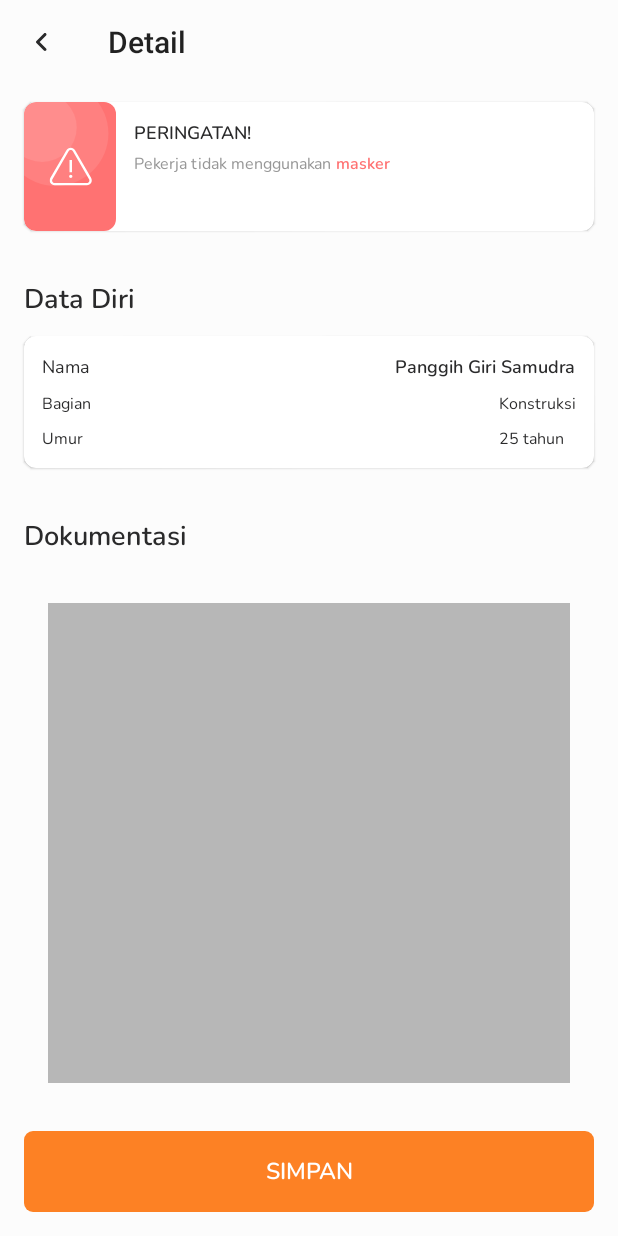
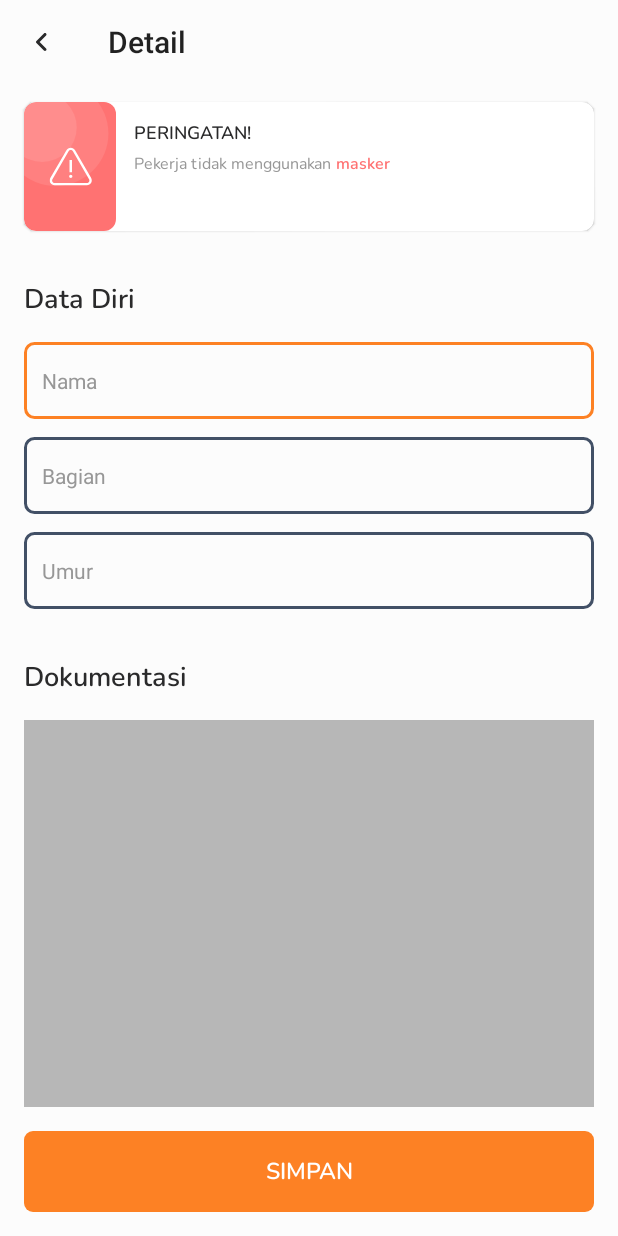
Before and after one commit to did0x/Insafety, an Android app: the DetailActivity screen opened directly, with no data from a screen before it, on a phone screen of 412 x 824 dp. Run offline under Robolectric (Android 15) with nearby library versions, the phone set to English and light mode, and no system bars.

Commit message:
Add input section

```diff
--- a/app/build.gradle
+++ b/app/build.gradle
@@ -37,7 +37,7 @@ project.ext.TMP_DIR   = project.buildDir.toString() + '/downloads'
 // place them in the "assets" directory and comment out this line.
 //apply from: "download_model.gradle"
 
-apply from:'download_model.gradle'
+//apply from:'download_model.gradle'
 
 dependencies {
     implementation fileTree(dir: 'libs', include: ['*.jar','*.aar'])
--- /dev/null
+++ b/app/src/main/res/drawable/bg_input_primary_outline.xml
@@ -0,0 +1,29 @@
+<?xml version="1.0" encoding="utf-8"?>
+<selector xmlns:android="http://schemas.android.com/apk/res/android"
+    android:exitFadeDuration="100">
+    <item android:state_pressed="true">
+        <shape android:shape="rectangle">
+            <corners android:radius="6dp"/>
+            <stroke
+                android:width="@dimen/spacing_3xs"
+                android:color="@color/color_primary"/>
+        </shape>
+    </item>
+    <item android:state_focused="true">
+        <shape android:shape="rectangle">
+            <corners android:radius="6dp"/>
+            <stroke
+                android:width="@dimen/spacing_3xs"
+                android:color="@color/color_primary"/>
+        </shape>
+    </item>
+    <item>
+        <shape android:shape="rectangle">
+            <corners android:radius="6dp"/>
+            <stroke
+                android:width="@dimen/spacing_3xs"
+                android:color="@color/color_accent"/>
+        </shape>
+    </item>
+
+</selector>
--- a/app/src/main/res/layout/activity_detail.xml
+++ b/app/src/main/res/layout/activity_detail.xml
@@ -98,108 +98,50 @@
         app:layout_constraintLeft_toLeftOf="@id/card_caution"
         app:layout_constraintTop_toBottomOf="@id/card_caution" />
 
-    <androidx.cardview.widget.CardView
-        android:id="@+id/card_data"
-        xmlns:app="http://schemas.android.com/apk/res-auto"
-        android:layout_width="match_parent"
+    <androidx.appcompat.widget.AppCompatEditText
+        android:id="@+id/input_name"
+        android:layout_width="0dp"
         android:layout_height="wrap_content"
-        android:layout_marginTop="@dimen/spacing_s"
+        android:hint="Nama"
+        android:inputType="numberDecimal"
+        android:layout_marginTop="@dimen/spacing_m"
+        style="@style/EditText"
         android:layout_marginLeft="@dimen/spacing_m"
         android:layout_marginRight="@dimen/spacing_m"
-        android:layout_marginBottom="@dimen/spacing_s"
-        app:cardCornerRadius="8dp"
-        app:cardElevation="1dp"
         app:layout_constraintTop_toBottomOf="@id/label_data"
         app:layout_constraintLeft_toLeftOf="parent"
-        app:layout_constraintRight_toRightOf="parent">
+        app:layout_constraintRight_toRightOf="parent"
+        />
 
-        <androidx.constraintlayout.widget.ConstraintLayout
-            android:layout_width="match_parent"
-            android:layout_height="wrap_content">
+    <androidx.appcompat.widget.AppCompatEditText
+        android:id="@+id/input_division"
+        android:layout_width="0dp"
+        android:layout_height="wrap_content"
+        android:hint="Bagian"
+        android:inputType="numberDecimal"
+        android:layout_marginTop="@dimen/spacing_s"
+        style="@style/EditText"
+        android:layout_marginLeft="@dimen/spacing_m"
+        android:layout_marginRight="@dimen/spacing_m"
+        app:layout_constraintTop_toBottomOf="@id/input_name"
+        app:layout_constraintLeft_toLeftOf="parent"
+        app:layout_constraintRight_toRightOf="parent"
+        />
 
-            <androidx.appcompat.widget.AppCompatTextView
-                android:id="@+id/label_name"
-                android:layout_width="wrap_content"
-                android:layout_height="wrap_content"
-                android:layout_marginLeft="@dimen/spacing_s"
-                android:layout_marginTop="@dimen/spacing_s"
-                android:layout_marginRight="@dimen/spacing_s"
-                android:fontFamily="@font/nunito"
-                android:text="Nama"
-                android:textColor="@color/color_content_title"
-                android:textSize="@dimen/text_xs"
-                app:layout_constraintLeft_toLeftOf="parent"
-                app:layout_constraintTop_toTopOf="parent" />
-
-            <androidx.appcompat.widget.AppCompatTextView
-                android:id="@+id/label_division"
-                android:layout_width="wrap_content"
-                android:layout_height="wrap_content"
-                android:layout_marginTop="@dimen/spacing_xs"
-                android:fontFamily="@font/nunito"
-                android:text="Bagian"
-                android:textColor="@color/color_content_title"
-                android:textSize="@dimen/text_2xs"
-                app:layout_constraintLeft_toLeftOf="@id/label_name"
-                app:layout_constraintTop_toBottomOf="@id/label_name" />
-
-            <androidx.appcompat.widget.AppCompatTextView
-                android:id="@+id/label_age"
-                android:layout_width="wrap_content"
-                android:layout_height="wrap_content"
-                android:layout_marginTop="@dimen/spacing_xs"
-                android:layout_marginBottom="@dimen/spacing_s"
-                android:fontFamily="@font/nunito"
-                android:text="Umur"
-                android:textColor="@color/color_content_title"
-                android:textSize="@dimen/text_2xs"
-                app:layout_constraintLeft_toLeftOf="@id/label_division"
-                app:layout_constraintTop_toBottomOf="@id/label_division"
-                app:layout_constraintBottom_toBottomOf="parent"/>
-
-            <androidx.appcompat.widget.AppCompatTextView
-                android:id="@+id/text_name"
-                android:layout_width="wrap_content"
-                android:layout_height="wrap_content"
-                android:layout_marginLeft="@dimen/spacing_s"
-                android:layout_marginTop="@dimen/spacing_s"
-                android:layout_marginRight="@dimen/spacing_s"
-                android:fontFamily="@font/nunito_semibold"
-                android:text="Panggih Giri Samudra"
-                android:textColor="@color/color_content_title"
-                android:textSize="@dimen/text_xs"
-                app:layout_constraintRight_toRightOf="parent"
-                app:layout_constraintTop_toTopOf="parent" />
-
-            <androidx.appcompat.widget.AppCompatTextView
-                android:id="@+id/text_division"
-                android:layout_width="wrap_content"
-                android:layout_height="wrap_content"
-                android:layout_marginTop="@dimen/spacing_xs"
-                android:fontFamily="@font/nunito"
-                android:text="Konstruksi"
-                android:textColor="@color/color_content_title"
-                android:textSize="@dimen/text_2xs"
-                app:layout_constraintRight_toRightOf="@id/text_name"
-                app:layout_constraintTop_toBottomOf="@id/text_name" />
-
-            <androidx.appcompat.widget.AppCompatTextView
-                android:id="@+id/text_age"
-                android:layout_width="wrap_content"
-                android:layout_height="wrap_content"
-                android:layout_marginTop="@dimen/spacing_xs"
-                android:layout_marginBottom="@dimen/spacing_s"
-                android:fontFamily="@font/nunito"
-                android:text="25 tahun"
-                android:textColor="@color/color_content_title"
-                android:textSize="@dimen/text_2xs"
-                app:layout_constraintLeft_toLeftOf="@id/text_division"
-                app:layout_constraintTop_toBottomOf="@id/text_division"
-                app:layout_constraintBottom_toBottomOf="parent"/>
-
-        </androidx.constraintlayout.widget.ConstraintLayout>
-
-    </androidx.cardview.widget.CardView>
+    <androidx.appcompat.widget.AppCompatEditText
+        android:id="@+id/input_age"
+        android:layout_width="0dp"
+        android:layout_height="wrap_content"
+        android:hint="Umur"
+        android:inputType="numberDecimal"
+        android:layout_marginTop="@dimen/spacing_s"
+        style="@style/EditText"
+        android:layout_marginLeft="@dimen/spacing_m"
+        android:layout_marginRight="@dimen/spacing_m"
+        app:layout_constraintTop_toBottomOf="@id/input_division"
+        app:layout_constraintLeft_toLeftOf="parent"
+        app:layout_constraintRight_toRightOf="parent"
+        />
 
     <androidx.appcompat.widget.AppCompatTextView
         android:id="@+id/label_document"
@@ -210,14 +152,14 @@
         android:text="Dokumentasi"
         android:textColor="@color/color_content_title"
         android:textSize="@dimen/text_l"
-        app:layout_constraintLeft_toLeftOf="@id/card_data"
-        app:layout_constraintTop_toBottomOf="@id/card_data" />
+        app:layout_constraintLeft_toLeftOf="@id/input_age"
+        app:layout_constraintTop_toBottomOf="@id/input_age" />
 
     <androidx.appcompat.widget.AppCompatImageView
         android:id="@+id/image_placeholder"
         android:layout_width="0dp"
         android:layout_height="0dp"
-        android:layout_margin="@dimen/spacing_xl"
+        android:layout_margin="@dimen/spacing_m"
         app:layout_constraintBottom_toTopOf="@id/btn_save"
         app:layout_constraintRight_toRightOf="parent"
         app:layout_constraintLeft_toLeftOf="parent"
--- a/app/src/main/res/values/styles.xml
+++ b/app/src/main/res/values/styles.xml
@@ -30,6 +30,18 @@
         <item name="android:paddingRight">@dimen/spacing_xl</item>
     </style>
 
+    <style name="EditText" parent="Widget.AppCompat.EditText">
+        <item name="android:maxLines">1</item>
+        <item name="android:textColorHint">@color/color_content_paragraph</item>
+        <item name="android:textSize">@dimen/text_s</item>
+        <item name="android:textColor">@color/color_content_title</item>
+        <item name="android:background">@drawable/bg_input_primary_outline</item>
+        <item name="android:paddingTop">@dimen/spacing_m</item>
+        <item name="android:paddingBottom">@dimen/spacing_m</item>
+        <item name="android:paddingLeft">@dimen/spacing_s</item>
+        <item name="android:paddingRight">@dimen/spacing_s</item>
+    </style>
+
     <style name="TextAppearance.Medium" parent="android:TextAppearance">
         <item name="android:fontFamily">@font/nunito_semibold</item>
     </style>
```
Also changed, not shown: 1 other file.
